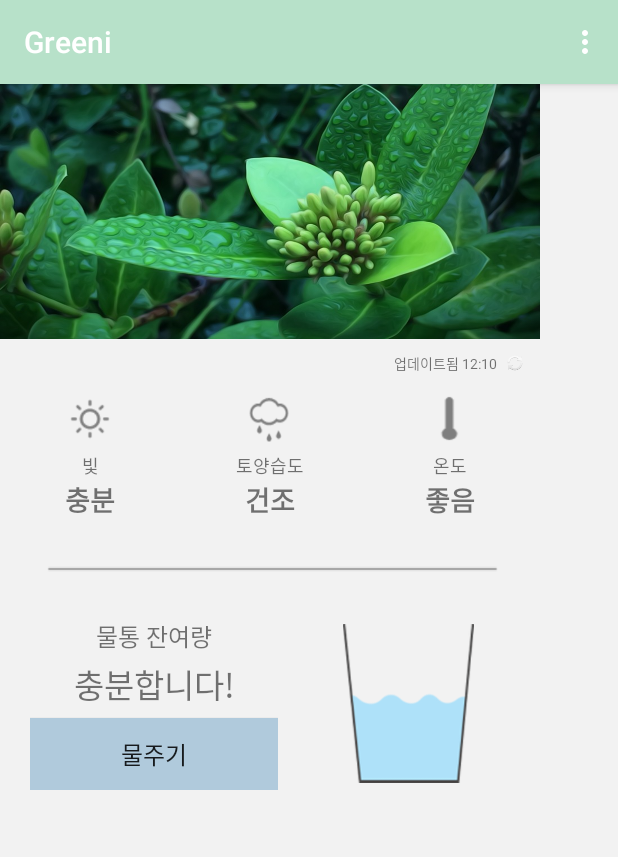
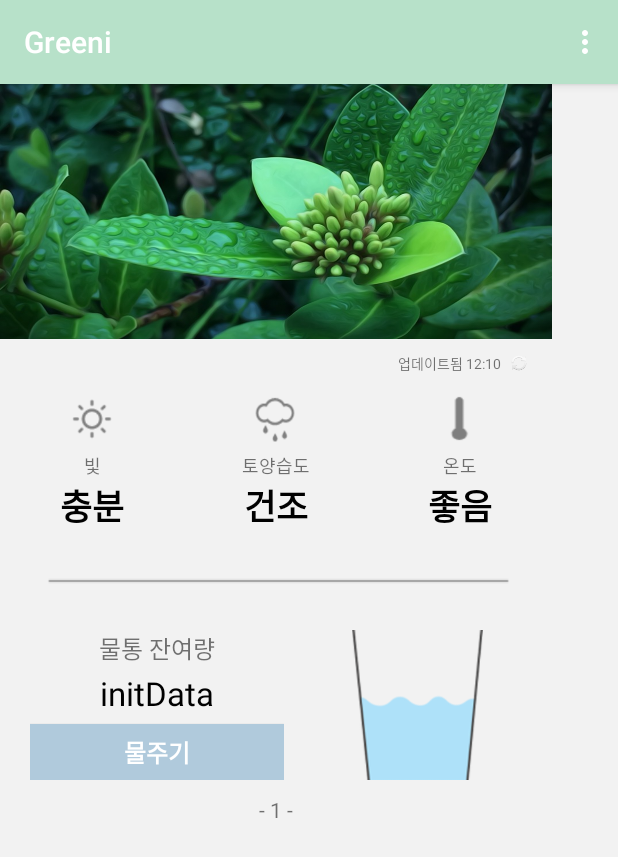
Before and after one commit to dnwlgks/gradualproject, an Android app: the screen it shows after launch (MainActivity), on a phone screen of 412 x 824 dp. Shown: the top 857 px of the screen. Run offline under Robolectric (Android 15) with nearby library versions, the phone set to English and light mode, and no system bars; 1 statement that could not run was skipped.

Commit message:
Commit in Cafe.
1. ViewPaper에 관한 issue를 수정
 - id값을 가져올 수 없는 문제 해결.

```diff
--- a/app/src/main/java/com/example/kimsaekwang/myapplication/InfoActivity.java
+++ b/app/src/main/java/com/example/kimsaekwang/myapplication/InfoActivity.java
@@ -1,13 +1,13 @@
-package com.example.kimsaekwang.myapplication;
-
-import android.support.v7.app.AppCompatActivity;
-import android.os.Bundle;
-
-public class InfoActivity extends AppCompatActivity {
-
-    @Override
-    protected void onCreate(Bundle savedInstanceState) {
-        super.onCreate(savedInstanceState);
-        setContentView(R.layout.activity_info);
-    }
-}
+//package com.example.kimsaekwang.myapplication;
+//
+//import android.support.v7.app.AppCompatActivity;
+//import android.os.Bundle;
+//
+//public class InfoActivity extends AppCompatActivity {
+//
+//    @Override
+//    protected void onCreate(Bundle savedInstanceState) {
+//        super.onCreate(savedInstanceState);
+//        setContentView(R.layout.activity_info);
+//    }
+//}
--- a/app/src/main/java/com/example/kimsaekwang/myapplication/MainActivity.java
+++ b/app/src/main/java/com/example/kimsaekwang/myapplication/MainActivity.java
@@ -1,23 +1,33 @@
 package com.example.kimsaekwang.myapplication;
 
+import android.app.Activity;
 import android.app.AlertDialog;
 import android.content.ComponentName;
+import android.content.Context;
 import android.content.DialogInterface;
 import android.content.Intent;
 import android.content.IntentFilter;
 import android.content.ServiceConnection;
+import android.content.SharedPreferences;
 import android.os.Bundle;
 import android.os.IBinder;
 import android.support.v4.view.ViewPager;
 import android.support.v7.app.AppCompatActivity;
+import android.util.Log;
 import android.view.Menu;
 import android.view.MenuItem;
+import android.view.View;
+import android.widget.Button;
+import android.widget.ImageView;
 import android.widget.TextView;
 import android.widget.Toast;
+
+import static com.example.kimsaekwang.myapplication.R.id.pager;
 
 public class MainActivity extends AppCompatActivity {
 
     private static final String MAINACTIVITY_TAG = "MAINACTIVITY";
+
 
     private static final String WATERPUMP_TOPIC = "Test/WaterPump";// 물공급 Topic
     private static final String WATER_SUPPLY_MSG = "1";
@@ -29,12 +39,14 @@ public class MainActivity extends AppCompatActivity {
     private TextView soilhumiTxt;
     private TextView cdsTxt;
     private TextView waterLevelTxt;
-    private TextView statTxt;
 
-    private ViewPager pager;
+    private ViewPager mViewPager;
+    private TextView pagerNum;
 
     private MqttService mqttService; // 연결 타입 서비스
     private boolean mBound = false;    // 서비스 연결 여부
+
+    private View header, header2;
 
 
     @Override
@@ -43,11 +55,7 @@ public class MainActivity extends AppCompatActivity {
         setContentView(R.layout.activity_main);
         startActivity(new Intent(this, splashActivity.class));
 
-        pager = (ViewPager) findViewById(R.id.pager);
 
-        ViewPagerAdapter adapter = new ViewPagerAdapter(getLayoutInflater());
-
-        pager.setAdapter(adapter);
 
         init();
 
@@ -82,56 +90,91 @@ public class MainActivity extends AppCompatActivity {
     }
 
     public void stat() {
-//        SharedPreferences pref = getSharedPreferences("Stat", Activity.MODE_PRIVATE);
-//        tempTxt.setText(pref.getString("colortemp", "error"));
-//        soilhumiTxt.setText(pref.getString("suilhumi", "error"));
-//        cdsTxt.setText(pref.getString("cds", "error"));
-//        waterLevelTxt.setText(pref.getString("waterLevel", "error"));
-//
-//        //동기화된 시간도 알아볼수 있는 곳이 있었으면 좋겠다.
+        SharedPreferences pref = getSharedPreferences("Stat", Activity.MODE_PRIVATE);
+        tempTxt.setText(pref.getString("colortemp", "initData"));
+        soilhumiTxt.setText(pref.getString("suilhumi", "initData"));
+        cdsTxt.setText(pref.getString("cds", "initData"));
+        waterLevelTxt.setText(pref.getString("waterLevel", "initData"));
+
+        //동기화된 시간도 알아볼수 있는 곳이 있었으면 좋겠다.
     }
 
     public void init() {
 
-    //    mqttServiceStart();
+        header = getLayoutInflater().inflate(R.layout.activity_main_stat,null,false);
+        header2 = getLayoutInflater().inflate(R.layout.activity_info,null,false);
 
-////        tempTxt = (TextView) findViewById(R.id.temp);
-////        soilhumiTxt = (TextView) findViewById(R.id.soilhumi);
-////        cdsTxt = (TextView) findViewById(R.id.cds);
-////        waterLevelTxt = (TextView) findViewById(R.id.waterLevel);
-////        statTxt = (TextView) findViewById(R.id.status);
-////
-////        Button waterBtn = (Button) findViewById(R.id.waterBtn);
-////        ImageButton synBtn = (ImageButton) findViewById(R.id.synchronizedBtn);
-//
-//        //Enroll Btn Event
-//        waterBtn.setOnClickListener(new View.OnClickListener() {
-//            @Override
-//            public void onClick(View v) {
-//                mqttService.pubMessage(WATERPUMP_TOPIC, WATER_SUPPLY_MSG);
-//            }
-//
-//        });
-//
-//        synBtn.setOnClickListener(new View.OnClickListener() {
-//
-//            @Override
-//            public void onClick(View v) {
-//                mqttService.pubMessage(SYNCHRONIZE_TOPIC, SYNCHRONIZE_MSG);
-//
-//                Thread thread = new Thread(new Runnable() {
-//                    @Override
-//                    public void run() {
-//                        try {
-//                            Thread.sleep(4000);
-//                            stat();
-//                        } catch (InterruptedException e) {
-//                            Log.d(MAINACTIVITY_TAG, "Error : Synchronize");
-//                        }
-//                    }
-//                });
-//            }
-//        });
+        // ViewPager 생성 및 적용,이벤트
+        mViewPager = (ViewPager) findViewById(pager);
+        pagerNum = (TextView) findViewById(R.id.pagerNum);
+        ViewPagerAdapter adapter = new ViewPagerAdapter(getLayoutInflater(), pagerNum);
+        adapter.setView(header, 0);
+        adapter.setView(header2, 1);
+
+        mViewPager.setAdapter(adapter);
+
+        mViewPager.setOnPageChangeListener(new ViewPager.OnPageChangeListener() {
+            @Override
+            public void onPageScrolled(int position, float positionOffset, int positionOffsetPixels) {
+
+            }
+
+            @Override
+            public void onPageSelected(int position) {
+                if (position == 0)
+                    pagerNum.setText("- 1 -");
+                else if (position == 1)
+                    pagerNum.setText("- 2 -");
+            }
+
+            @Override
+            public void onPageScrollStateChanged(int state) {
+
+            }
+        });
+        //end..
+
+        mqttServiceStart();
+
+        tempTxt = (TextView) header2.findViewById(R.id.temp);
+        soilhumiTxt = (TextView) header2.findViewById(R.id.soilhumi);
+        cdsTxt = (TextView) header2.findViewById(R.id.cds);
+        waterLevelTxt = (TextView) header.findViewById(R.id.waterLevel);
+
+
+
+        ImageView synBtn = (ImageView) header.findViewById(R.id.synchronizedBtn);
+
+        Button waterBtn = (Button) header.findViewById(R.id.waterBtn);
+
+
+        //Enroll Btn Event
+        waterBtn.setOnClickListener(new View.OnClickListener() {
+            @Override
+            public void onClick(View v) {
+                mqttService.pubMessage(WATERPUMP_TOPIC, WATER_SUPPLY_MSG);
+            }
+        });
+
+        synBtn.setOnClickListener(new View.OnClickListener() {
+
+            @Override
+            public void onClick(View v) {
+                mqttService.pubMessage(SYNCHRONIZE_TOPIC, SYNCHRONIZE_MSG);
+
+                Thread thread = new Thread(new Runnable() {
+                    @Override
+                    public void run() {
+                        try {
+                            Thread.sleep(4000);
+                            stat();
+                        } catch (InterruptedException e) {
+                            Log.d(MAINACTIVITY_TAG, "Error : Synchronize");
+                        }
+                    }
+                });
+            }
+        });
     }
 
     private void mqttServiceStart() {
@@ -146,8 +189,8 @@ public class MainActivity extends AppCompatActivity {
         registerReceiver(restartService, intentFilter);
 
         //Start Service
-        //bindService(intent, mConnection, Context.BIND_AUTO_CREATE);
-        startService(intent);
+        bindService(intent, mConnection, Context.BIND_AUTO_CREATE);
+        //startService(intent);
     }
 
     // ServiceConnection 인터페이스를 구현하는 객체를 생성한다.
--- a/app/src/main/java/com/example/kimsaekwang/myapplication/MqttService.java
+++ b/app/src/main/java/com/example/kimsaekwang/myapplication/MqttService.java
@@ -42,7 +42,7 @@ public class MqttService extends Service implements MqttCallback, Runnable {
 
     private int qos = 0;
 
-    private String broker = "tcp://223.194.133.11:1883";
+    private String broker = "tcp://172.30.1.28:1883";
     private String clientId = "JangGyooSeo";
 
     private MqttClient client;
--- a/app/src/main/java/com/example/kimsaekwang/myapplication/ViewPagerAdapter.java
+++ b/app/src/main/java/com/example/kimsaekwang/myapplication/ViewPagerAdapter.java
@@ -4,6 +4,7 @@ import android.support.v4.view.PagerAdapter;
 import android.view.LayoutInflater;
 import android.view.View;
 import android.view.ViewGroup;
+import android.widget.TextView;
 
 /**
  * Created by 장규 on 2017-05-15.
@@ -11,10 +12,16 @@ import android.view.ViewGroup;
 
 public class ViewPagerAdapter extends PagerAdapter {
 
+    private static final String VIEWPAGERADAPTER = "ViewPagerAdapter";
+
     private LayoutInflater inflater;
+    private TextView pagerNum;
 
-    public ViewPagerAdapter(LayoutInflater inflater) {
+    private View header,header2;
+
+    public ViewPagerAdapter(LayoutInflater inflater, TextView pagerNum) {
         this.inflater = inflater;
+        this.pagerNum = pagerNum;
     }
 
     @Override
@@ -26,10 +33,12 @@ public class ViewPagerAdapter extends PagerAdapter {
     public Object instantiateItem(ViewGroup container, int position) {
 
         View view = null;
-        if (position == 0)
-            view = inflater.inflate(R.layout.activity_main_stat, null);
-        else if (position == 1)
-            view = inflater.inflate(R.layout.activity_info, null);
+        if (position == 0) {
+            view = header;
+        }
+        else if (position == 1) {
+            view = header2;
+        }
         else
             view = null;
 
@@ -49,4 +58,12 @@ public class ViewPagerAdapter extends PagerAdapter {
     public boolean isViewFromObject(View view, Object object) {
         return view == object;
     }
+
+    public void setView(View view, int position){
+        if(position == 0){
+            header = view;
+        }
+        else header2 = view;
+
+    }
 }
--- a/app/src/main/res/layout/activity_info.xml
+++ b/app/src/main/res/layout/activity_info.xml
@@ -51,17 +51,18 @@
                     android:textSize="16sp" />
 
                 <TextView
-                    android:id="@+id/textView2"
+                    android:id="@+id/cds"
                     android:layout_width="match_parent"
                     android:layout_height="wrap_content"
-                    android:text="initData"
+                    android:text="16800"
+                    android:textColor="@android:color/black"
                     android:textSize="25sp" />
 
                 <TextView
                     android:id="@+id/textView"
                     android:layout_width="match_parent"
                     android:layout_height="wrap_content"
-                    android:text="적정조도 initData"
+                    android:text="적정조도 15000~17000"
                     android:textSize="13sp" />
             </LinearLayout>
         </LinearLayout>
@@ -102,10 +103,11 @@
                     android:textSize="16sp" />
 
                 <TextView
-                    android:id="@+id/textView5"
+                    android:id="@+id/soilhumi"
                     android:layout_width="match_parent"
                     android:layout_height="wrap_content"
-                    android:text="initData"
+                    android:text="56"
+                    android:textColor="@android:color/black"
                     android:textSize="25sp" />
 
                 <TextView
@@ -153,17 +155,18 @@
                     android:textSize="16sp" />
 
                 <TextView
-                    android:id="@+id/textView8"
+                    android:id="@+id/temp"
                     android:layout_width="match_parent"
                     android:layout_height="wrap_content"
-                    android:text="initData"
+                    android:text="22"
+                    android:textColor="@android:color/black"
                     android:textSize="25sp" />
 
                 <TextView
                     android:id="@+id/textView7"
                     android:layout_width="match_parent"
                     android:layout_height="wrap_content"
-                    android:text="적정온도 initData"
+                    android:text="적정온도 20~25"
                     android:textSize="13sp" />
             </LinearLayout>
         </LinearLayout>
--- a/app/src/main/res/layout/activity_main.xml
+++ b/app/src/main/res/layout/activity_main.xml
@@ -7,14 +7,42 @@
     android:background="@color/colorBackground"
     tools:context="com.example.kimsaekwang.myapplication.MainActivity">
 
-    <android.support.v4.view.ViewPager
-        android:id="@+id/pager"
+    <LinearLayout
         android:layout_width="368dp"
         android:layout_height="495dp"
+        android:orientation="vertical"
         tools:layout_editor_absoluteX="8dp"
-        tools:layout_editor_absoluteY="8dp">
+        tools:layout_editor_absoluteY="8dp"
+        android:weightSum="1">
 
-    </android.support.v4.view.ViewPager>
+        <android.support.v4.view.ViewPager
+            android:id="@+id/pager"
+            android:layout_width="match_parent"
+            android:layout_height="473dp"
+            tools:layout_editor_absoluteX="8dp"
+            tools:layout_editor_absoluteY="8dp"
+            android:layout_weight="1.36">
+
+        </android.support.v4.view.ViewPager>
+
+        <LinearLayout
+            android:layout_width="match_parent"
+            android:layout_height="wrap_content"
+            android:layout_marginTop="10dp"
+            android:gravity="center"
+            android:orientation="horizontal"
+            tools:layout_editor_absoluteX="8dp"
+            tools:layout_editor_absoluteY="444dp">
+
+            <TextView
+                android:id="@+id/pagerNum"
+                android:layout_width="wrap_content"
+                android:layout_height="wrap_content"
+                android:layout_weight="1"
+                android:gravity="center"
+                android:text="- 1 -" />
+        </LinearLayout>
+    </LinearLayout>
 
 
 </android.support.constraint.ConstraintLayout>
--- a/app/src/main/res/layout/activity_main_stat.xml
+++ b/app/src/main/res/layout/activity_main_stat.xml
@@ -6,10 +6,10 @@
     android:layout_height="match_parent">
 
     <LinearLayout
-        android:layout_width="368dp"
-        android:layout_height="495dp"
+        android:id="@+id/mainStat"
+        android:layout_width="match_parent"
+        android:layout_height="match_parent"
         android:orientation="vertical"
-        android:paddingRight="8dp"
         tools:layout_editor_absoluteX="8dp"
         tools:layout_editor_absoluteY="8dp">
 
@@ -31,7 +31,7 @@
             android:layout_height="wrap_content"
             android:gravity="center"
             android:orientation="horizontal"
-            android:paddingRight="10dp">
+            android:paddingRight="15dp">
 
             <TextView
                 android:id="@+id/textView10"
@@ -43,7 +43,7 @@
                 android:textSize="9sp" />
 
             <ImageView
-                android:id="@+id/imageView10"
+                android:id="@+id/synchronizedBtn"
                 android:layout_width="wrap_content"
                 android:layout_height="wrap_content"
                 android:layout_marginLeft="5dp"
@@ -83,7 +83,8 @@
                     android:layout_height="wrap_content"
                     android:text="충분"
                     android:textAlignment="center"
-                    android:textSize="18sp"
+                    android:textColor="@android:color/black"
+                    android:textSize="23sp"
                     android:textStyle="bold" />
             </LinearLayout>
 
@@ -115,7 +116,8 @@
                     android:layout_height="wrap_content"
                     android:text="건조"
                     android:textAlignment="center"
-                    android:textSize="18sp"
+                    android:textColor="@android:color/black"
+                    android:textSize="23sp"
                     android:textStyle="bold" />
             </LinearLayout>
 
@@ -147,7 +149,8 @@
                     android:layout_height="wrap_content"
                     android:text="좋음"
                     android:textAlignment="center"
-                    android:textSize="18sp"
+                    android:textColor="@android:color/black"
+                    android:textSize="23sp"
                     android:textStyle="bold" />
             </LinearLayout>
         </LinearLayout>
@@ -195,22 +198,26 @@
                     android:textSize="16sp" />
 
                 <TextView
-                    android:id="@+id/textView17"
+                    android:id="@+id/waterLevel"
                     android:layout_width="match_parent"
                     android:layout_height="wrap_content"
                     android:layout_marginBottom="6dp"
                     android:layout_marginTop="3dp"
                     android:text="충분합니다!"
                     android:textAlignment="center"
+                    android:textColor="@android:color/black"
                     android:textSize="22sp" />
 
                 <Button
-                    android:id="@+id/button"
+                    android:id="@+id/waterBtn"
                     android:layout_width="match_parent"
                     android:layout_height="wrap_content"
                     android:background="@color/waterButton"
+                    android:tag="waterBtn"
                     android:text="물주기"
-                    android:textSize="16sp" />
+                    android:textColor="@android:color/white"
+                    android:textSize="16sp"
+                    android:textStyle="bold" />
 
             </LinearLayout>
 
@@ -225,8 +232,7 @@
                     android:id="@+id/imageView11"
                     android:layout_width="87dp"
                     android:layout_height="106dp"
-                    android:background="@drawable/halfbucket2"
-                    android:elevation="1dp" />
+                    android:background="@drawable/halfbucket2" />
             </LinearLayout>
 
         </LinearLayout>
--- a/app/src/main/res/values/colors.xml
+++ b/app/src/main/res/values/colors.xml
@@ -2,7 +2,7 @@
 <resources>
     <color name="colorPrimary">#B7E1C9</color>
     <color name="colorPrimaryDark">#000000</color>
-    <color name="colorAccent">#FF4081</color>
+    <color name="colorAccent">#ff4081</color>
     <color name="colorBackground">#f2f2f2</color>
     <color name="splashAppName">#9e9e9e</color>
     <color name="waterButton">#B0CADC</color>
```
